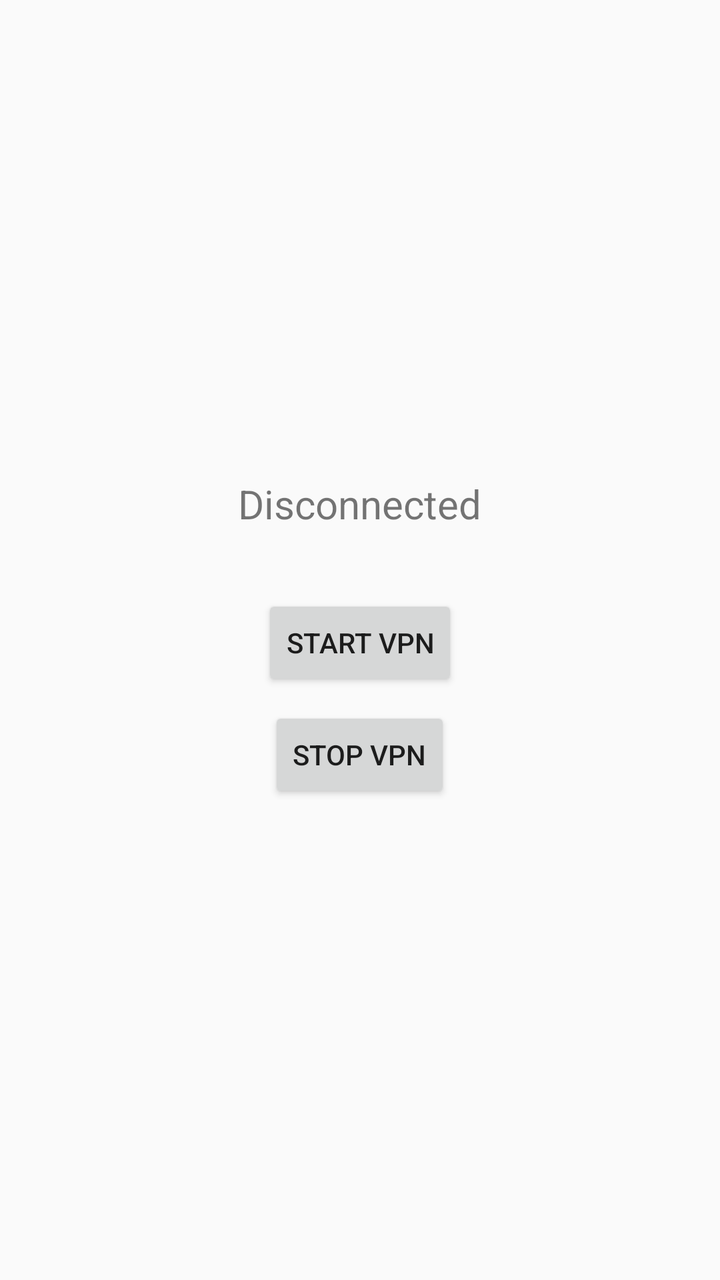
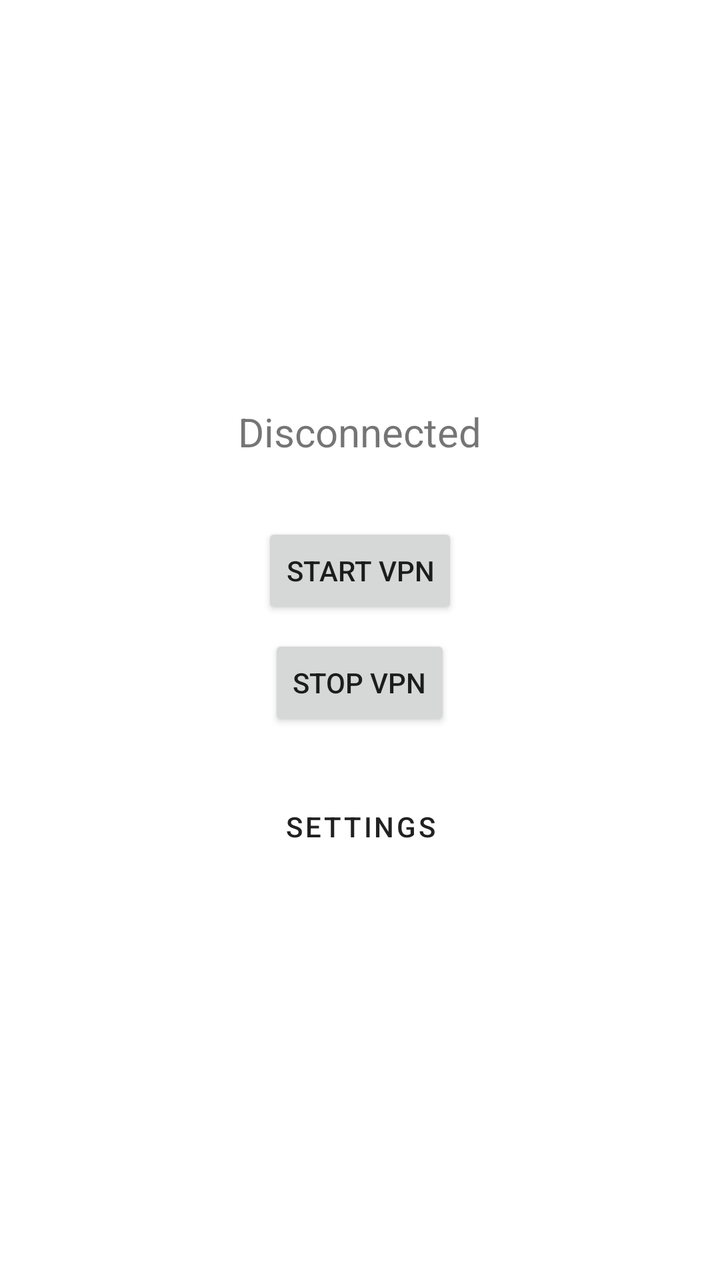

An Android layout rendered at two revisions. The XML below is the earlier revision; the diff shows what the commit changed to produce the second picture.
<!-- AndroidManifest.xml: activity theme Theme.Camex -->
<!-- res/layout/activity_main.xml -->
<?xml version="1.0" encoding="utf-8"?>
<LinearLayout xmlns:android="http://schemas.android.com/apk/res/android"
    android:layout_width="match_parent"
    android:layout_height="match_parent"
    android:orientation="vertical"
    android:gravity="center"
    android:padding="24dp">

    <TextView
        android:id="@+id/status"
        android:layout_width="wrap_content"
        android:layout_height="wrap_content"
        android:textSize="20sp"
        android:text="@string/status_disconnected"
        android:paddingBottom="32dp" />

    <Button
        android:id="@+id/btn_start"
        android:layout_width="wrap_content"
        android:layout_height="wrap_content"
        android:text="@string/btn_start" />

    <Button
        android:id="@+id/btn_stop"
        android:layout_width="wrap_content"
        android:layout_height="wrap_content"
        android:text="@string/btn_stop"
        android:layout_marginTop="8dp" />
</LinearLayout>
<!-- resources referenced by this layout -->
<resources>
  <string name="btn_start">Start VPN</string>
  <string name="btn_stop">Stop VPN</string>
  <string name="status_disconnected">Disconnected</string>
  <style name="Theme.Camex" parent="Theme.AppCompat.DayNight.DarkActionBar" />
</resources>

<!-- the commit's change to res/layout/activity_main.xml (unified diff, before → after) -->
@@ -26,4 +26,12 @@
         android:layout_height="wrap_content"
         android:text="@string/btn_stop"
         android:layout_marginTop="8dp" />
+
+    <Button
+        android:id="@+id/btn_settings"
+        style="?attr/borderlessButtonStyle"
+        android:layout_width="wrap_content"
+        android:layout_height="wrap_content"
+        android:text="@string/btn_settings"
+        android:layout_marginTop="24dp" />
 </LinearLayout>
<!-- resource entries referenced after the edit -->
@@ -1,8 +1,9 @@
 <!-- resources referenced by this layout -->
 <resources>
+  <string name="btn_settings">Settings</string>
   <string name="btn_start">Start VPN</string>
   <string name="btn_stop">Stop VPN</string>
   <string name="status_disconnected">Disconnected</string>
-  <style name="Theme.Camex" parent="Theme.AppCompat.DayNight.DarkActionBar" />
+  <style name="Theme.Camex" parent="Theme.MaterialComponents.DayNight.DarkActionBar" />
 </resources>
 
